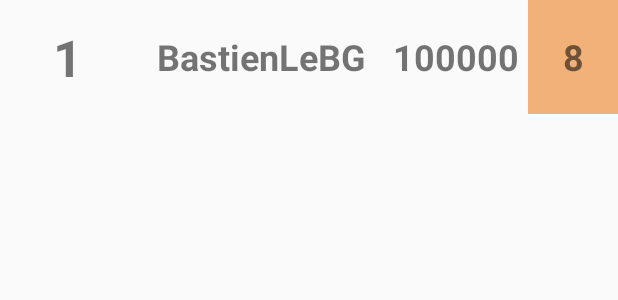
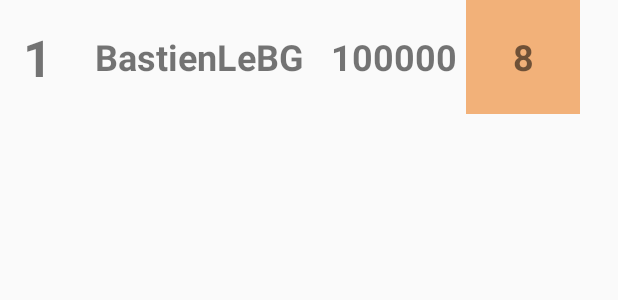
Before and after one commit to arthurdouillard85/2048, an Android app: the layout fragment_score_joueur.xml on its own in the app's theme, with its tools: preview values and no code run, on a phone screen of 412 x 824 dp. Shown: the top 300 px of the screen. Run offline under Robolectric (Android 15) with nearby library versions, the phone set to English and light mode, and no system bars.

Commit message:
Modif pour le pseudo de fin

```diff
--- a/app/src/main/res/layout/fragment_score_joueur.xml
+++ b/app/src/main/res/layout/fragment_score_joueur.xml
@@ -7,15 +7,13 @@
     tools:context=".ScoreJoueur">
 
     <LinearLayout
-        android:layout_width="412dp"
-        android:layout_height="728dp"
-        android:orientation="vertical"
-        app:layout_constraintStart_toStartOf="parent"
-        app:layout_constraintTop_toTopOf="parent">
+        android:layout_width="match_parent"
+        android:layout_height="wrap_content"
+        android:orientation="vertical">
 
         <LinearLayout
             android:layout_width="match_parent"
-            android:layout_height="624dp"
+            android:layout_height="wrap_content"
             android:orientation="vertical">
 
             <LinearLayout
@@ -24,13 +22,13 @@
                 android:orientation="horizontal">
 
                 <LinearLayout
-                    android:layout_width="91dp"
+                    android:layout_width="50dp"
                     android:layout_height="match_parent"
                     android:orientation="vertical">
 
                     <TextView
                         android:id="@+id/textClassement"
-                        android:layout_width="90dp"
+                        android:layout_width="50dp"
                         android:layout_height="match_parent"
                         android:gravity="center_vertical"
                         android:text="1"
@@ -81,7 +79,7 @@
 
                     <TextView
                         android:id="@+id/textBestCase"
-                        android:layout_width="match_parent"
+                        android:layout_width="76dp"
                         android:layout_height="match_parent"
                         android:background="@color/color_tile_8"
                         android:gravity="center_vertical"
```
Also changed, not shown: app/src/main/res/layout/activity_classement.xml (+4 -7 lines).
